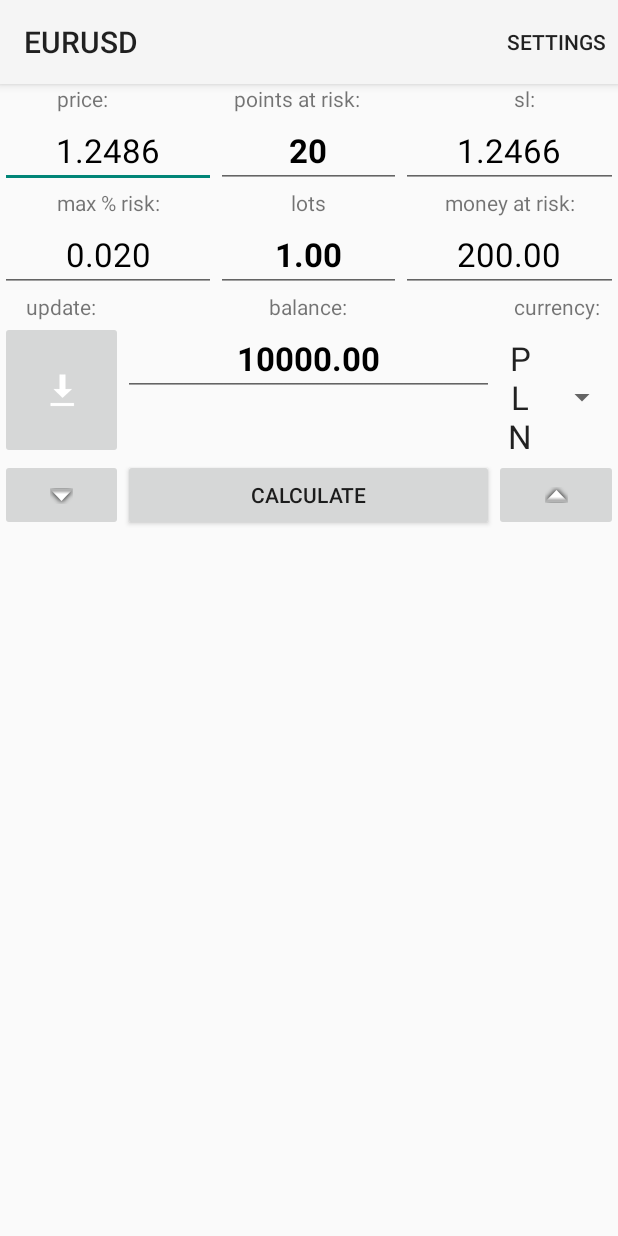
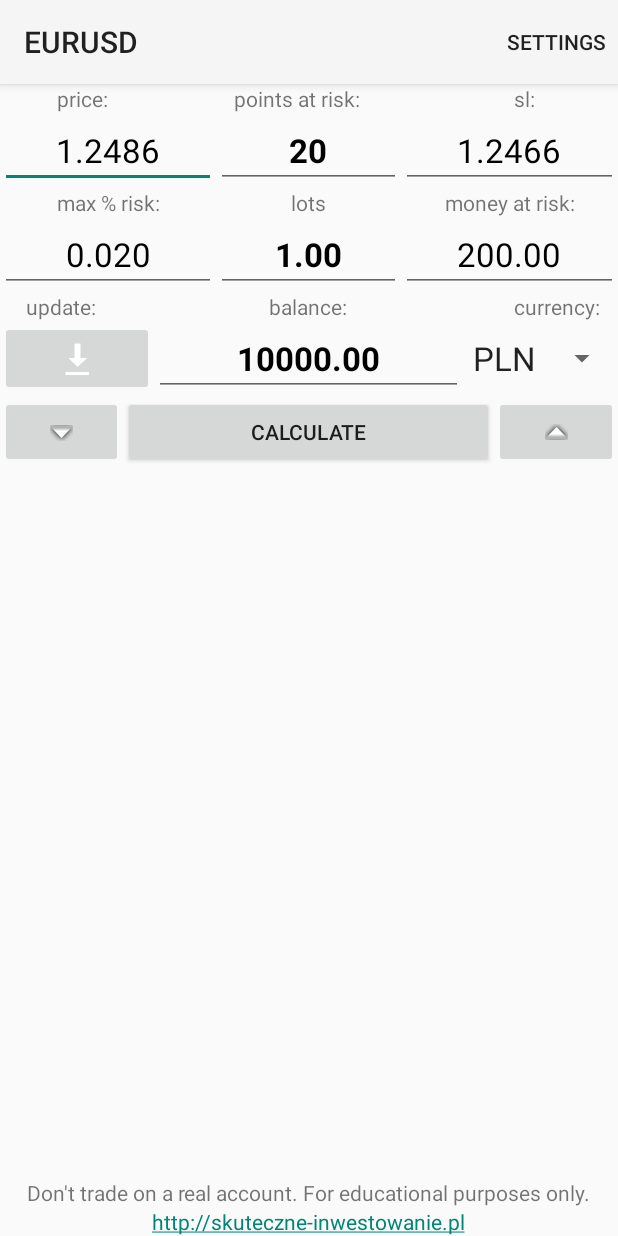
Before and after one commit to robert-danowski/RiskCalc, an Android app: the screen it shows after launch (MainActivity), on a phone screen of 412 x 824 dp. Run offline under Robolectric (Android 15) with nearby library versions, the phone set to English and light mode, and no system bars; network calls fail; 1 statement that could not run was skipped.

Commit message:
bug in balance currency removed and some graphics changed

```diff
--- a/app/src/main/java/pl/skuteczne_inwestowanie/riskcalc/MainActivity.java
+++ b/app/src/main/java/pl/skuteczne_inwestowanie/riskcalc/MainActivity.java
@@ -36,14 +36,16 @@ public class MainActivity extends Activity implements OnFocusChangeListener,
     private EditText etPercentRisk;
     private EditText etAmountRisk;
     private EditText etBalance;
-    private Spinner sCurrency;
+    private Spinner sBalanceCurrency;
     private Button bCalculate;
     private ImageButton ibDecrease;
     private ImageButton ibIncrease;
     private ImageButton ibDownload;
+    private ArrayAdapter<CharSequence> aBalanceCurrency;
 
-    IncrementationThread incrementationThread;
-    QuotationDownloader quotationDownloader;
+    private IncrementationThread incrementationThread;
+    private QuotationDownloader quotationDownloader;
+
 
     private void setQuotationDownloader(QuotationDownloader qd) {
         quotationDownloader = qd;
@@ -63,15 +65,15 @@ public class MainActivity extends Activity implements OnFocusChangeListener,
     }
 
     private void initSpinner() {
-        sCurrency = (Spinner) findViewById(R.id.sCurrency);
+        sBalanceCurrency = (Spinner) findViewById(R.id.sCurrency);
 // Create an ArrayAdapter using the string array and a default spinner layout
-        ArrayAdapter<CharSequence> adapter = ArrayAdapter.createFromResource(this,
+        aBalanceCurrency = ArrayAdapter.createFromResource(this,
                 R.array.account_currencies_list, R.layout.spinner_item);
 // Specify the layout to use when the list of choices appears
-        adapter.setDropDownViewResource(android.R.layout.simple_spinner_dropdown_item);
-// Apply the adapter to the spinner
-        sCurrency.setAdapter(adapter);
-        sCurrency.setOnItemSelectedListener(this);
+        aBalanceCurrency.setDropDownViewResource(android.R.layout.simple_spinner_dropdown_item);
+// Apply the aBalanceCurrency to the spinner
+        sBalanceCurrency.setAdapter(aBalanceCurrency);
+        sBalanceCurrency.setOnItemSelectedListener(this);
     }
 
 
@@ -282,7 +284,7 @@ public class MainActivity extends Activity implements OnFocusChangeListener,
 
     @Override
     public void onItemSelected(AdapterView<?> parent, View view, int position, long id) {
-        if (parent == sCurrency) {
+        if (parent == sBalanceCurrency) {
             this.position.getAccount().setCurrency(((TextView) view).getText().toString());
         }
     }
@@ -377,7 +379,8 @@ public class MainActivity extends Activity implements OnFocusChangeListener,
         }
 
         setTitle(position.getInstrument().getBaseCurrency() + position.getInstrument().getQuotedCurrency());
-        updateValues();
+        sBalanceCurrency.setSelection(aBalanceCurrency.getPosition(position.getAccount().getCurrency()));
+        updateValues(); //used couple of times in main activity
         QuotationDownloader tempQuotationDownloader;
 
         try {
--- a/app/src/main/res/layout/activity_currency_list.xml
+++ b/app/src/main/res/layout/activity_currency_list.xml
@@ -1,6 +1,7 @@
 <?xml version="1.0" encoding="utf-8"?>
 
 <LinearLayout xmlns:android="http://schemas.android.com/apk/res/android"
+    android:id="@+id/parentView"
     android:layout_width="match_parent"
     android:layout_height="match_parent"
     android:animateLayoutChanges="true"
@@ -53,15 +54,13 @@
             android:id="@+id/sBaseCurrency"
             android:layout_width="0dp"
             android:layout_height="wrap_content"
-            android:layout_weight="35"
-            />
+            android:layout_weight="35" />
 
         <Spinner
             android:id="@+id/sQuotedCurrency"
             android:layout_width="0dp"
             android:layout_height="wrap_content"
-            android:layout_weight="35"
-            />
+            android:layout_weight="35" />
 
         <Space
             android:layout_width="0dp"
@@ -191,15 +190,38 @@
 
     </LinearLayout>
 
+    <RelativeLayout
+        android:layout_width="match_parent"
+        android:layout_height="fill_parent">
+
         <view
             android:id="@+id/listViewBackground"
             class="pl.skuteczne_inwestowanie.riskcalc.BackgroundContainer"
             android:layout_width="match_parent"
-        android:layout_height="match_parent">
-
+            android:layout_height="fill_parent"
+            android:layout_above="@+id/disclaimer">
             <ListView
                 android:id="@+id/lvCurrenciesList"
                 android:layout_width="match_parent"
                 android:layout_height="match_parent" />
         </view>
+
+        <TextView
+            android:id="@+id/disclaimer"
+            android:layout_width="wrap_content"
+            android:layout_height="wrap_content"
+            android:layout_above="@+id/link"
+            android:layout_centerHorizontal="true"
+            android:text="@string/disclaimer" />
+
+        <TextView
+            android:id="@+id/link"
+            android:layout_width="wrap_content"
+            android:layout_height="wrap_content"
+            android:layout_alignParentBottom="true"
+            android:layout_centerHorizontal="true"
+            android:autoLink="web"
+            android:text="@string/website_link" />
+
+    </RelativeLayout>
 </LinearLayout>
--- a/app/src/main/res/layout/activity_main.xml
+++ b/app/src/main/res/layout/activity_main.xml
@@ -2,8 +2,8 @@
     android:id="@+id/parentView"
     android:layout_width="match_parent"
     android:layout_height="match_parent"
-    android:orientation="vertical"
-    android:animateLayoutChanges="true">
+    android:animateLayoutChanges="true"
+    android:orientation="vertical">
 
     <LinearLayout
         android:layout_width="match_parent"
@@ -179,7 +179,7 @@
             android:id="@+id/ibDownload"
             android:layout_width="0dp"
             android:layout_height="fill_parent"
-            android:layout_weight="20"
+            android:layout_weight="25"
             android:contentDescription="@string/update_content_description"
             android:src="@android:drawable/stat_sys_download" />
 
@@ -187,7 +187,7 @@
             android:id="@+id/etBalance"
             android:layout_width="0dp"
             android:layout_height="wrap_content"
-            android:layout_weight="60"
+            android:layout_weight="50"
             android:gravity="center_horizontal"
             android:inputType="numberDecimal"
             android:textAppearance="?android:attr/textAppearanceLarge"
@@ -197,7 +197,7 @@
             android:id="@+id/sCurrency"
             android:layout_width="0dp"
             android:layout_height="wrap_content"
-            android:layout_weight="20" />
+            android:layout_weight="25" />
     </LinearLayout>
 
     <LinearLayout
@@ -228,13 +228,24 @@
             android:contentDescription="@string/increase_content_description"
             android:src="@android:drawable/arrow_up_float" />
     </LinearLayout>
-    <Space
-        android:layout_width="wrap_content"
-        android:layout_height="fill_parent" />
-    <TextView
-        android:layout_width="wrap_content"
-        android:layout_height="wrap_content"
-        android:text="@string/website_link"
-        android:autoLink="web"
-        android:layout_gravity="center|bottom"/>
+
+    <RelativeLayout
+        android:layout_width="match_parent"
+        android:layout_height="fill_parent">
+        <TextView
+            android:id="@+id/disclaimer"
+            android:layout_width="wrap_content"
+            android:layout_height="wrap_content"
+            android:layout_above="@+id/link"
+            android:layout_centerHorizontal="true"
+            android:text="@string/disclaimer" />
+        <TextView
+            android:id="@+id/link"
+            android:layout_width="wrap_content"
+            android:layout_height="wrap_content"
+            android:layout_alignParentBottom="true"
+            android:layout_centerHorizontal="true"
+            android:autoLink="web"
+            android:text="@string/website_link" />
+    </RelativeLayout>
 </LinearLayout>
--- a/app/src/main/res/values/strings.xml
+++ b/app/src/main/res/values/strings.xml
@@ -27,5 +27,6 @@
     <string name="base_currency">base currency</string>
     <string name="missing_data_in_stooq">B/D</string>
     <string name="website_link">http://skuteczne-inwestowanie.pl</string>
+    <string name="disclaimer">Don\'t trade on a real account. For educational purposes only.</string>
 
 </resources>
```
Also changed, not shown: app/src/main/res/drawable-hdpi/ic_launcher.png, app/src/main/res/drawable-mdpi/ic_launcher.png, app/src/main/res/drawable-xhdpi/ic_launcher.png, app/src/main/res/drawable-xxhdpi/ic_launcher.png. Lines whose indentation alone changed are shown as unchanged.
